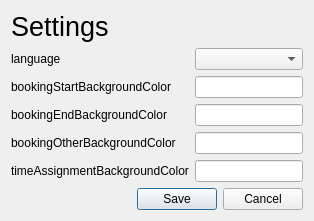
Qt form dialogs/settingsdialog.ui (qohelet/QtZeiterfassung) before a commit.
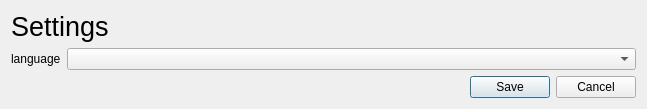
The same form after that commit.

Diff of the .ui file:
```diff
--- a/dialogs/settingsdialog.ui
+++ b/dialogs/settingsdialog.ui
@@ -7,7 +7,7 @@
     <x>0</x>
     <y>0</y>
     <width>647</width>
-    <height>0</height>
+    <height>112</height>
    </rect>
   </property>
   <property name="maximumSize">
@@ -44,61 +44,9 @@
        </property>
       </widget>
      </item>
-     <item row="1" column="0">
-      <widget class="QLabel" name="labelbookingStartBackgroundColor">
-       <property name="text">
-        <string>bookingStartBackgroundColor</string>
-       </property>
-       <property name="buddy">
-        <cstring>lineEditBookingStartBackgroundColor</cstring>
-       </property>
-      </widget>
-     </item>
-     <item row="2" column="0">
-      <widget class="QLabel" name="labelbookingEndBackgroundColor">
-       <property name="text">
-        <string>bookingEndBackgroundColor</string>
-       </property>
-       <property name="buddy">
-        <cstring>lineEditBookingEndBackgroundColor</cstring>
-       </property>
-      </widget>
-     </item>
-     <item row="3" column="0">
-      <widget class="QLabel" name="labelbookingOtherBackgroundColor">
-       <property name="text">
-        <string>bookingOtherBackgroundColor</string>
-       </property>
-       <property name="buddy">
-        <cstring>lineEditBookingOtherBackgroundColor</cstring>
-       </property>
-      </widget>
-     </item>
-     <item row="4" column="0">
-      <widget class="QLabel" name="labelTimeAssignmentBackgroundColor">
-       <property name="text">
-        <string>timeAssignmentBackgroundColor</string>
-       </property>
-       <property name="buddy">
-        <cstring>lineEditTimeAssignmentBackgroundColor</cstring>
-       </property>
-      </widget>
-     </item>
      <item row="0" column="1">
       <widget class="QComboBox" name="comboBoxLanguage"/>
      </item>
-     <item row="1" column="1">
-      <widget class="QLineEdit" name="lineEditBookingStartBackgroundColor"/>
-     </item>
-     <item row="2" column="1">
-      <widget class="QLineEdit" name="lineEditBookingEndBackgroundColor"/>
-     </item>
-     <item row="3" column="1">
-      <widget class="QLineEdit" name="lineEditBookingOtherBackgroundColor"/>
-     </item>
-     <item row="4" column="1">
-      <widget class="QLineEdit" name="lineEditTimeAssignmentBackgroundColor"/>
-     </item>
     </layout>
    </item>
    <item>
```
